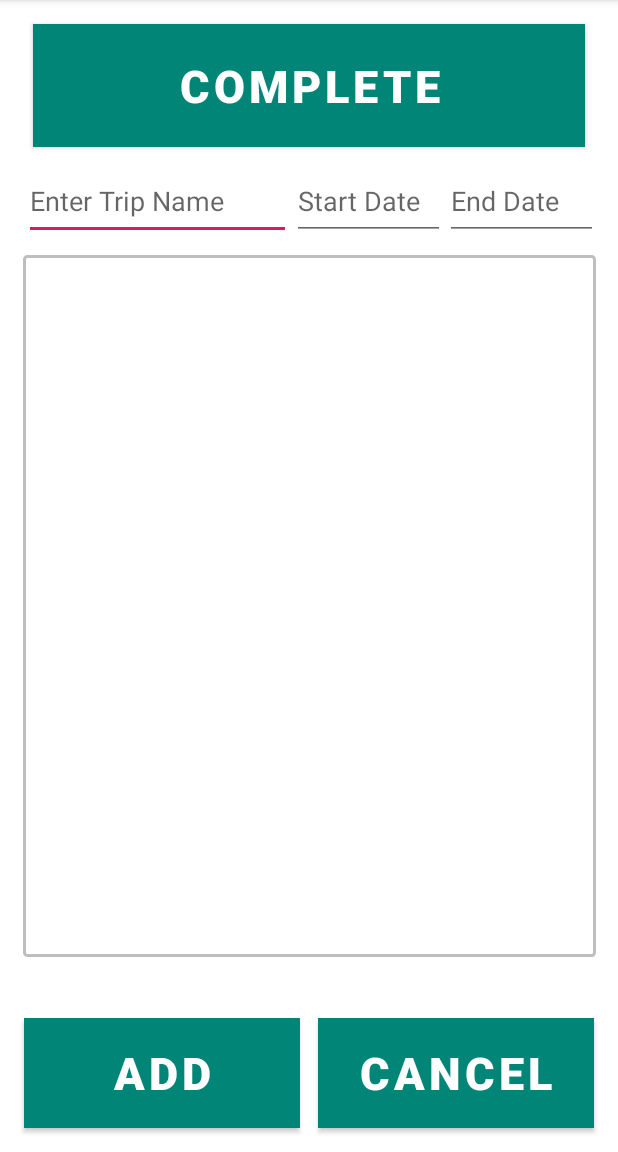
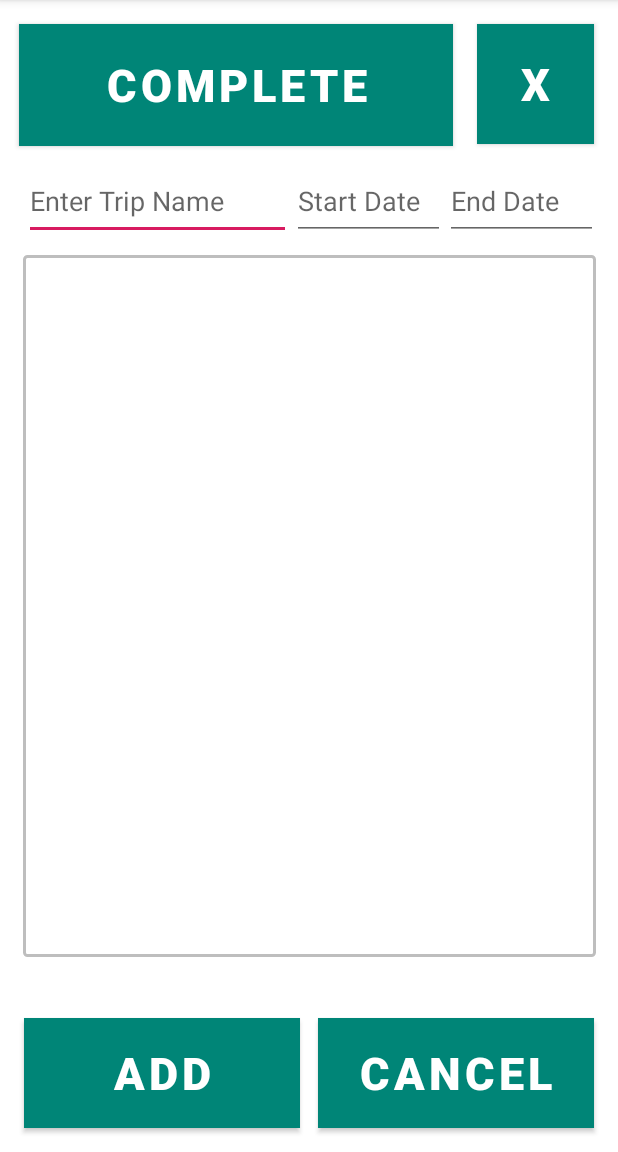
Before and after one commit to jlazarskiparkin9815/mad_a2, an Android app: the StartTripActivity screen opened directly, with no data from a screen before it, on a phone screen of 412 x 824 dp, the part 84-1236 px from its top. Run offline under Robolectric (Android 15) with nearby library versions, the phone set to English and light mode, and no system bars; 3 statements that could not run were skipped.

Commit message:
Added trip deletion.

```diff
--- a/app/src/main/java/com/example/tripplanner/StartTripActivity.java
+++ b/app/src/main/java/com/example/tripplanner/StartTripActivity.java
@@ -33,6 +33,7 @@ import java.util.Date;
 import java.util.List;
 
 public class StartTripActivity extends AppCompatActivity {
+
     private LinearLayout mainLayout; // The vertical layout that's used to hold the DT entries
     public Trip newTrip;
 
@@ -59,6 +60,7 @@ public class StartTripActivity extends AppCompatActivity {
         final SimpleDateFormat dateAllFormat = new SimpleDateFormat("dd/MM/yyyy");
         final NestedScrollView scrollView = findViewById(R.id.dtItemsScroll);
         final TextView itemsAdded = findViewById(R.id.itemsAddedCount);
+        final Button deleteTripButton = (Button)findViewById(R.id.deleteTripButton);
 
         // Get the mode (determines whether a Trip is being created or edited)
         final int mode = getIntent().getExtras().getInt(MODE_KEY);
@@ -85,7 +87,15 @@ public class StartTripActivity extends AppCompatActivity {
             }
         }
 
-
+        deleteTripButton.setOnClickListener(new View.OnClickListener() {
+            @Override
+            public void onClick(View v) {
+                TripPlannerDB TripDB = new TripPlannerDB(StartTripActivity.this);
+                TripDB.deleteTrip(newTrip.getID());
+                newTrip = null;
+                startActivity(new Intent(StartTripActivity.this, TripListActivity.class));
+            }
+        });
 
         /* -------------- CREATE LISTENERS -------------- */
         // Create the click listener for the Add button
--- a/app/src/main/res/layout/activity_start_trip.xml
+++ b/app/src/main/res/layout/activity_start_trip.xml
@@ -15,9 +15,26 @@
     tools:context=".StartTripActivity">
 
     <Button
+        android:id="@+id/deleteTripButton"
+        android:layout_width="78dp"
+        android:layout_height="80dp"
+        android:layout_marginStart="10dp"
+        android:layout_marginTop="16dp"
+        android:layout_marginEnd="10dp"
+        android:background="@color/colorPrimaryDark"
+        android:text="X"
+        android:textColor="@android:color/background_light"
+        android:textSize="30sp"
+        android:textStyle="bold"
+        app:layout_constraintEnd_toEndOf="parent"
+        app:layout_constraintHorizontal_bias="0.98"
+        app:layout_constraintStart_toStartOf="parent"
+        app:layout_constraintTop_toTopOf="parent" />
+
+    <Button
         android:id="@+id/startTripButton"
-        android:layout_width="368dp"
-        android:layout_height="82dp"
+        android:layout_width="289dp"
+        android:layout_height="81dp"
         android:layout_marginStart="10dp"
         android:layout_marginTop="16dp"
         android:layout_marginEnd="10dp"
@@ -27,7 +44,7 @@
         android:textSize="30sp"
         android:textStyle="bold"
         app:layout_constraintEnd_toEndOf="parent"
-        app:layout_constraintHorizontal_bias="0.488"
+        app:layout_constraintHorizontal_bias="0.028"
         app:layout_constraintStart_toStartOf="parent"
         app:layout_constraintTop_toTopOf="parent" />
 
```
